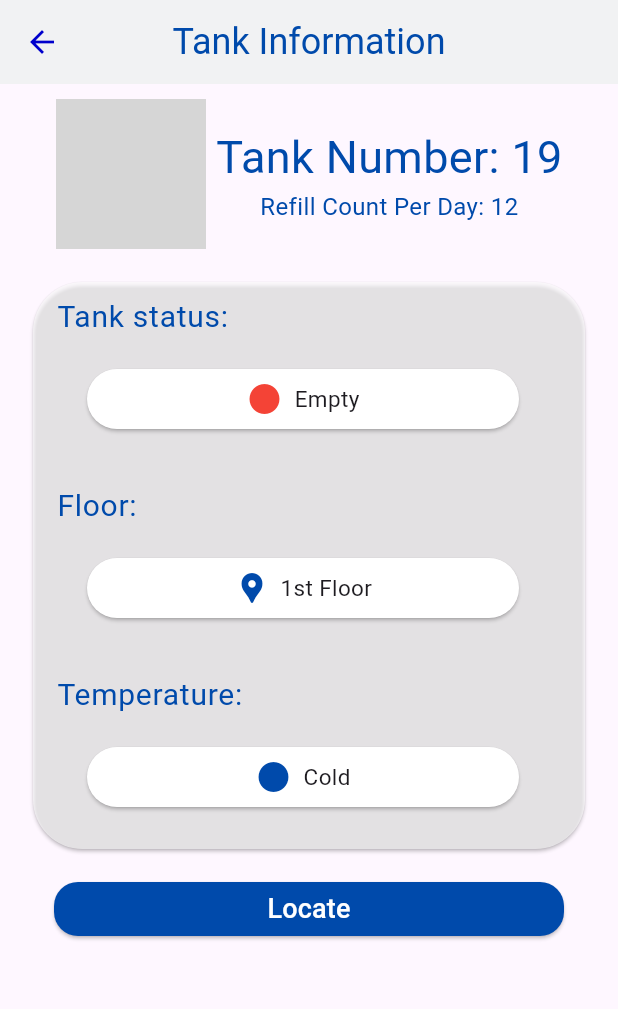
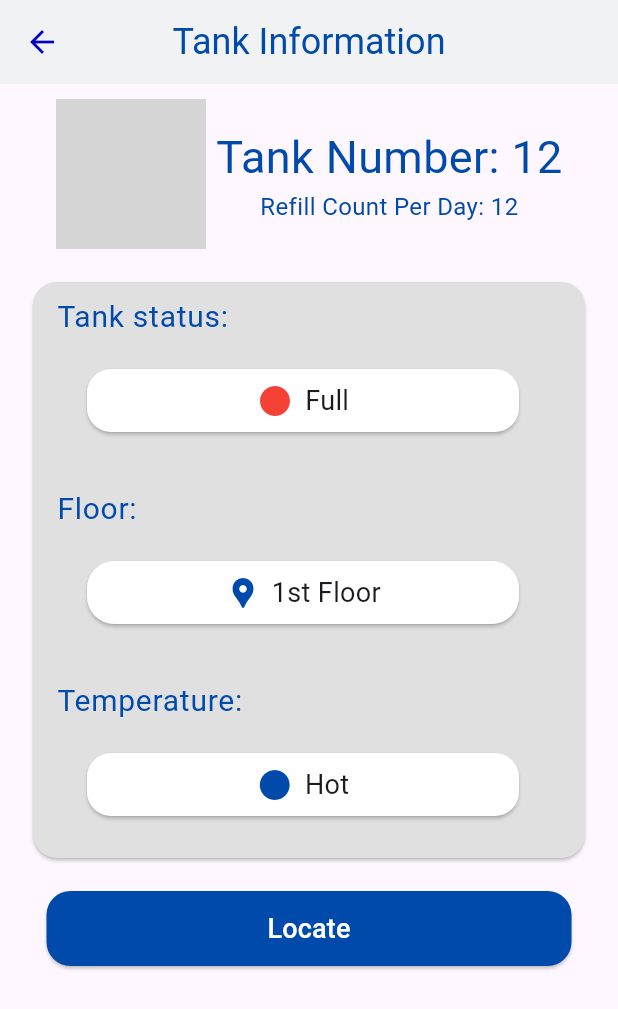
Before and after one commit to LeenaAlmatar/SuqiaSystem, a Flutter app: the TankList screen opened directly, after a tap on an icon or button, on a phone screen of 412 x 824 dp. Shown: the top 1009 px of the screen. Run offline on Flutter 3.47's test engine with Material 3 defaults, Android fonts, the phone set to English and light mode, and no system bars; our stand-ins replace geolocator, permission_handler; grey boxes are pictures that could not be loaded.

Commit message:
"Connection Tank info and Tank list"

```diff
--- a/lib/main.dart
+++ b/lib/main.dart
@@ -1,6 +1,8 @@
 import 'dart:async';
 import 'package:flutter/material.dart';
 import 'package:flutter/widgets.dart';
+import 'package:suqia/screens/TankList.dart';
+import 'package:suqia/screens/TankInfo.dart';
 import 'package:suqia/screens/WelcomePage.dart';
 
 // import 'package:suqia/generated/l10n.dart';
--- a/lib/screens/TankInfo.dart
+++ b/lib/screens/TankInfo.dart
@@ -1,10 +1,22 @@
 import 'package:flutter/material.dart';
 import 'package:suqia/screens/MapPage.dart';
 import 'package:suqia/screens/TankList.dart';
+// TankInfo.dart
+
 
 class TankInfo extends StatelessWidget {
+  final List<String> tankInfo;
+
+  TankInfo({required this.tankInfo});
+
   @override
   Widget build(BuildContext context) {
+    // Extract information from tankInfo list
+    String tankNumber = tankInfo[0];
+    String status = tankInfo[1];
+    String floor = tankInfo[2];
+    String temperature = tankInfo[3];
+
     return Scaffold(
       appBar: AppBar(
         leading: IconButton(
@@ -33,7 +45,7 @@ class TankInfo extends StatelessWidget {
                 Container(
                   width: 100,
                   height: 100,
-                  child: Image.asset("Assets/tank.png"),
+                  child: Image.asset("assets/tank.png"),
                 ),
                 SizedBox(
                   width: 7,
@@ -41,14 +53,14 @@ class TankInfo extends StatelessWidget {
                 Column(
                   children: [
                     Text(
-                      'Tank Number: 19',
+                      'Tank Number: $tankNumber',
                       style: TextStyle(
                         fontSize: 30,
                         color: Color(0xff004AAB),
                       ),
                     ),
                     Text(
-                      'Refill Count Per Day: 12',
+                      'Refill Count Per Day: 12', // Refill Count Per Day remains unchanged
                       style: TextStyle(
                         fontSize: 16,
                         color: Color(0xff004AAB),
@@ -61,9 +73,9 @@ class TankInfo extends StatelessWidget {
             Center(
               child: Card(
                 shape: RoundedRectangleBorder(
-                  borderRadius: BorderRadius.circular(33),
+                  borderRadius: BorderRadius.circular(16),
                 ),
-                color: Colors.white60,
+                color: Color(0xffe0e0e0),
                 margin: EdgeInsets.all(22),
                 child: Column(
                   children: [
@@ -75,7 +87,7 @@ class TankInfo extends StatelessWidget {
                           )),
                       subtitle: Card(
                         shape: RoundedRectangleBorder(
-                          borderRadius: BorderRadius.circular(33),
+                          borderRadius: BorderRadius.circular(16),
                         ),
                         color: Colors.white,
                         margin: EdgeInsets.all(20), // Adjust margin
@@ -86,14 +98,13 @@ class TankInfo extends StatelessWidget {
                             children: [
                               Icon(Icons.circle, color: Colors.red),
                               SizedBox(width: 8),
-                              Text('Empty', style: TextStyle(fontSize: 15)),
+                              Text(status, style: TextStyle(fontSize: 18)),
                             ],
                           ),
                         ),
                       ),
                     ),
                     ListTile(
-                      //leading: Icon(Icons.location_pin, color: Color(0xff004AAB)),
                       title: Text('Floor:',
                           style: TextStyle(
                             fontSize: 20,
@@ -101,7 +112,7 @@ class TankInfo extends StatelessWidget {
                           )),
                       subtitle: Card(
                         shape: RoundedRectangleBorder(
-                          borderRadius: BorderRadius.circular(33),
+                          borderRadius: BorderRadius.circular(18),
                         ),
                         color: Colors.white,
                         margin: EdgeInsets.all(20), // Adjust margin
@@ -113,14 +124,13 @@ class TankInfo extends StatelessWidget {
                               Icon(Icons.location_pin,
                                   color: Color(0xff004AAB)),
                               SizedBox(width: 7),
-                              Text('1st Floor', style: TextStyle(fontSize: 15)),
+                              Text(floor, style: TextStyle(fontSize: 18)),
                             ],
                           ),
                         ),
                       ),
                     ),
                     ListTile(
-                      //leading: Icon(Icons.thermostat, color: Color(0xff004AAB)),
                       title: Text('Temperature:',
                           style: TextStyle(
                             fontSize: 20,
@@ -128,7 +138,7 @@ class TankInfo extends StatelessWidget {
                           )),
                       subtitle: Card(
                         shape: RoundedRectangleBorder(
-                          borderRadius: BorderRadius.circular(33),
+                          borderRadius: BorderRadius.circular(16),
                         ),
                         color: Colors.white,
                         margin: EdgeInsets.all(20), // Adjust margin
@@ -139,7 +149,7 @@ class TankInfo extends StatelessWidget {
                             children: [
                               Icon(Icons.circle, color: Color(0xff004AAB)),
                               SizedBox(width: 8),
-                              Text('Cold', style: TextStyle(fontSize: 15)),
+                              Text(temperature, style: TextStyle(fontSize: 18)),
                             ],
                           ),
                         ),
@@ -152,8 +162,8 @@ class TankInfo extends StatelessWidget {
             Padding(
               padding: const EdgeInsets.symmetric(horizontal: 16.0),
               child: SizedBox(
-                width: 340,
-                height: 36.0,
+                width: 350,
+                height: 50.0,
                 child: ElevatedButton(
                   onPressed: () {
                     Navigator.pushReplacement(context,
--- a/lib/screens/TankList.dart
+++ b/lib/screens/TankList.dart
@@ -67,7 +67,8 @@ class _TankListState extends State<TankList> {
                     Navigator.push(
                       context,
                       MaterialPageRoute(
-                        builder: (context) => TankInfo(),
+                        builder: (context) => TankInfo(
+                          tankInfo: Tanks[index],),
                       ),
                     );
                   },
@@ -77,7 +78,7 @@ class _TankListState extends State<TankList> {
                     margin: EdgeInsets.symmetric(vertical: 8),
                     decoration: BoxDecoration(
                       color: Color(0xFFF1F2F3),
-                      borderRadius: BorderRadius.circular(33),
+                      borderRadius: BorderRadius.circular(16),
                     ),
                     child: Row(
                       mainAxisAlignment: MainAxisAlignment.center,
```
